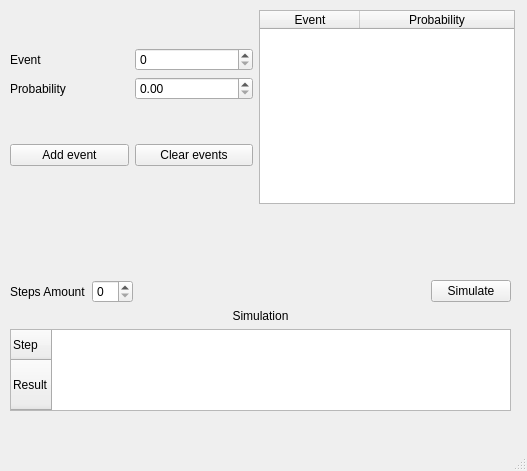
dmytromk/s3_lab1, file s3_lab2/s3_lab2/mainwindow.ui: the form before one commit.
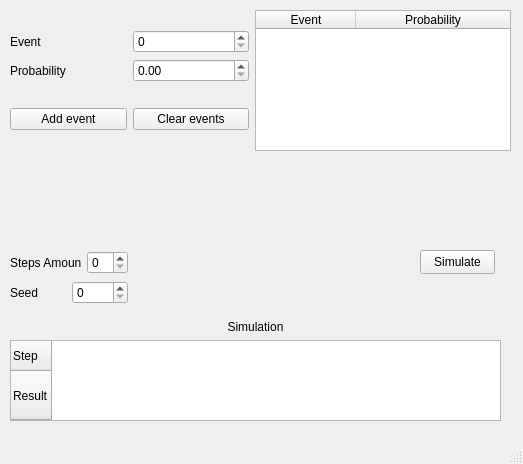
The form after the commit.

Commit message: feat: simulation + random generator

Diff of the .ui file:
```diff
--- a/s3_lab2/s3_lab2/mainwindow.ui
+++ b/s3_lab2/s3_lab2/mainwindow.ui
@@ -6,8 +6,8 @@
    <rect>
     <x>0</x>
     <y>0</y>
-    <width>527</width>
-    <height>471</height>
+    <width>523</width>
+    <height>464</height>
    </rect>
   </property>
   <property name="windowTitle">
@@ -19,8 +19,8 @@
      <rect>
       <x>10</x>
       <y>10</y>
-      <width>505</width>
-      <height>194</height>
+      <width>501</width>
+      <height>141</height>
      </rect>
     </property>
     <layout class="QHBoxLayout" name="mainMenuLayout">
@@ -107,9 +107,73 @@
     <property name="geometry">
      <rect>
       <x>10</x>
-      <y>280</y>
-      <width>501</width>
-      <height>131</height>
+      <y>320</y>
+      <width>491</width>
+      <height>101</height>
+     </rect>
+    </property>
+    <layout class="QVBoxLayout" name="simulationLayout">
+     <item>
+      <widget class="QLabel" name="simulationLabel">
+       <property name="text">
+        <string>Simulation</string>
+       </property>
+       <property name="alignment">
+        <set>Qt::AlignCenter</set>
+       </property>
+      </widget>
+     </item>
+     <item>
+      <widget class="QTableWidget" name="simulationTable">
+       <property name="sizePolicy">
+        <sizepolicy hsizetype="Ignored" vsizetype="Expanding">
+         <horstretch>0</horstretch>
+         <verstretch>0</verstretch>
+        </sizepolicy>
+       </property>
+       <attribute name="horizontalHeaderVisible">
+        <bool>false</bool>
+       </attribute>
+       <attribute name="verticalHeaderVisible">
+        <bool>true</bool>
+       </attribute>
+       <attribute name="verticalHeaderStretchLastSection">
+        <bool>true</bool>
+       </attribute>
+       <row>
+        <property name="text">
+         <string>Step</string>
+        </property>
+       </row>
+       <row>
+        <property name="text">
+         <string>Result</string>
+        </property>
+       </row>
+      </widget>
+     </item>
+    </layout>
+   </widget>
+   <widget class="QPushButton" name="simulateButton">
+    <property name="geometry">
+     <rect>
+      <x>420</x>
+      <y>250</y>
+      <width>75</width>
+      <height>24</height>
+     </rect>
+    </property>
+    <property name="text">
+     <string>Simulate</string>
+    </property>
+   </widget>
+   <widget class="QWidget" name="">
+    <property name="geometry">
+     <rect>
+      <x>10</x>
+      <y>250</y>
+      <width>118</width>
+      <height>56</height>
      </rect>
     </property>
     <layout class="QVBoxLayout" name="verticalLayout">
@@ -123,64 +187,21 @@
         </widget>
        </item>
        <item>
-        <widget class="QSpinBox" name="spinBox"/>
-       </item>
-       <item>
-        <spacer name="horizontalSpacer">
-         <property name="orientation">
-          <enum>Qt::Horizontal</enum>
-         </property>
-         <property name="sizeHint" stdset="0">
-          <size>
-           <width>40</width>
-           <height>20</height>
-          </size>
-         </property>
-        </spacer>
-       </item>
-       <item>
-        <widget class="QPushButton" name="simulateButton">
-         <property name="text">
-          <string>Simulate</string>
-         </property>
-        </widget>
+        <widget class="QSpinBox" name="stepsAmountBox"/>
        </item>
       </layout>
      </item>
      <item>
-      <layout class="QVBoxLayout" name="simulationLayout">
+      <layout class="QHBoxLayout" name="horizontalLayout_2">
        <item>
-        <widget class="QLabel" name="simulationLabel">
+        <widget class="QLabel" name="seedLabel">
          <property name="text">
-          <string>Simulation</string>
-         </property>
-         <property name="alignment">
-          <set>Qt::AlignCenter</set>
+          <string>Seed</string>
          </property>
         </widget>
        </item>
        <item>
-        <widget class="QTableWidget" name="simulationTable">
-         <property name="sizePolicy">
-          <sizepolicy hsizetype="Ignored" vsizetype="Expanding">
-           <horstretch>0</horstretch>
-           <verstretch>0</verstretch>
-          </sizepolicy>
-         </property>
-         <attribute name="verticalHeaderStretchLastSection">
-          <bool>true</bool>
-         </attribute>
-         <row>
-          <property name="text">
-           <string>Step</string>
-          </property>
-         </row>
-         <row>
-          <property name="text">
-           <string>Result</string>
-          </property>
-         </row>
-        </widget>
+        <widget class="QSpinBox" name="seedBox"/>
        </item>
       </layout>
      </item>
```
Left out of the diff: 4 changed lines with no effect on the pictures. The commit also changes 6 other files.
